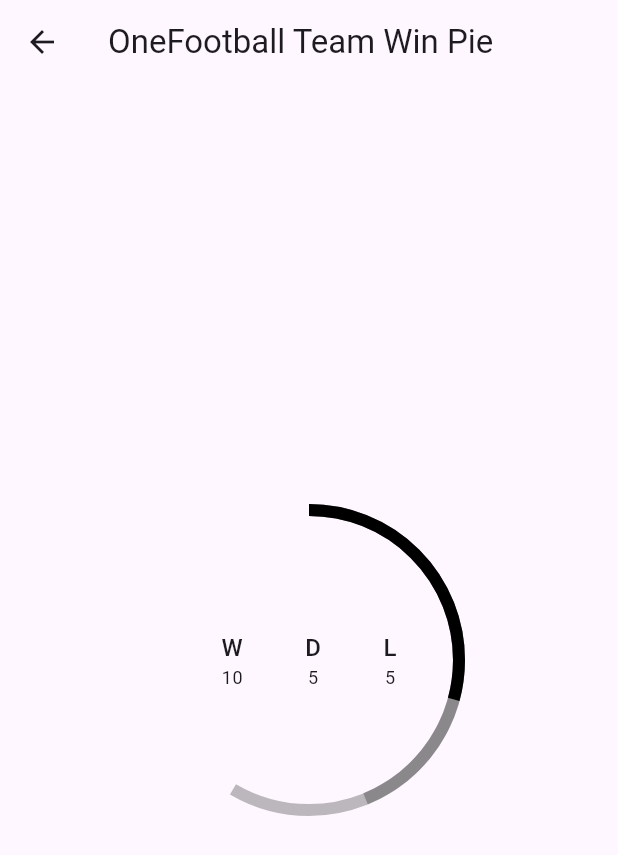
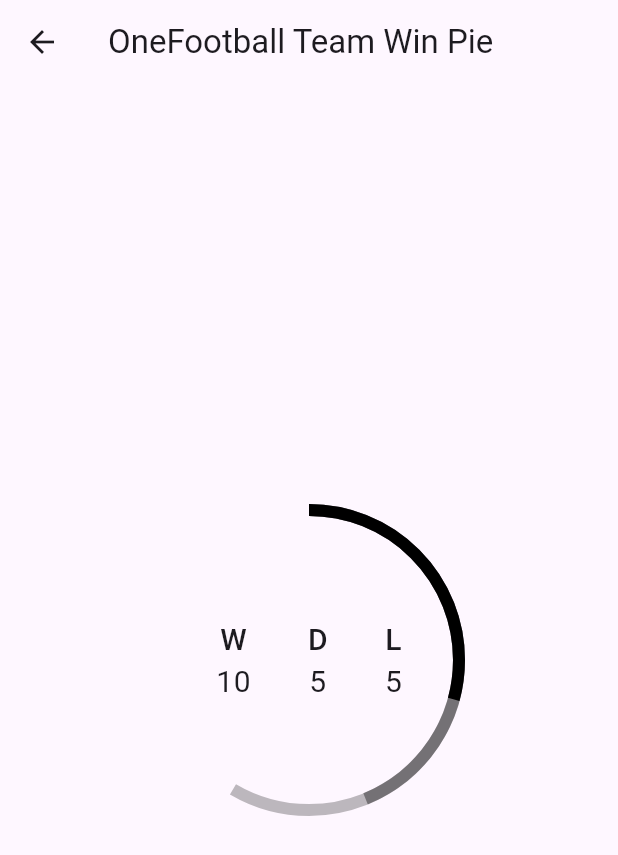
Before and after one commit to TechieBlossom/micro_animations, a Flutter app: the screen it shows after launch, after a tap on "OneFootball Team Win Pie", on a phone screen of 412 x 824 dp. Shown: the top 855 px of the screen. Run offline on Flutter 3.47's test engine with Material 2 defaults, Android fonts, the phone set to English and light mode, and no system bars.

Commit message:
Customise chart with parameters

```diff
--- a/lib/one_football/home_screen.dart
+++ b/lib/one_football/home_screen.dart
@@ -21,9 +21,12 @@ class HomeScreen extends StatelessWidget {
                   builder: (_) => const ShowcaseScreen(
                     title: 'OneFootball Team Win Pie',
                     child: NPieChart(
+                      radius: 100,
                       win: 10,
                       draw: 5,
                       loss: 5,
+                      textSize: 20,
+                      strokeWidth: 8,
                     ),
                   ),
                 ),
--- a/lib/one_football/team_pie/n_pie_chart.dart
+++ b/lib/one_football/team_pie/n_pie_chart.dart
@@ -8,12 +8,16 @@ class NPieChart extends StatefulWidget {
     this.win = 18,
     this.draw = 3,
     this.loss = 2,
+    this.textSize = 20,
+    this.strokeWidth = 5,
   });
 
   final double radius;
   final int win;
   final int draw;
   final int loss;
+  final double textSize;
+  final double strokeWidth;
 
   @override
   State<NPieChart> createState() => _NPieChartState();
@@ -67,6 +71,7 @@ class _NPieChartState extends State<NPieChart>
               winProgress: _win.value,
               drawProgress: _draw.value,
               lossProgress: _loss.value,
+              strokeWidth: widget.strokeWidth,
             ),
             child: child,
           );
@@ -75,9 +80,21 @@ class _NPieChartState extends State<NPieChart>
           mainAxisAlignment: MainAxisAlignment.spaceEvenly,
           mainAxisSize: MainAxisSize.max,
           children: [
-            VerticalStat('W', widget.win.toString()),
-            VerticalStat('D', widget.draw.toString()),
-            VerticalStat('L', widget.loss.toString()),
+            VerticalStat(
+              'W',
+              widget.win.toString(),
+              textSize: widget.textSize,
+            ),
+            VerticalStat(
+              'D',
+              widget.draw.toString(),
+              textSize: widget.textSize,
+            ),
+            VerticalStat(
+              'L',
+              widget.loss.toString(),
+              textSize: widget.textSize,
+            ),
           ],
         ),
       ),
@@ -86,18 +103,28 @@ class _NPieChartState extends State<NPieChart>
 }
 
 class VerticalStat extends StatelessWidget {
-  const VerticalStat(this.label, this.value, {super.key});
+  const VerticalStat(
+    this.label,
+    this.value, {
+    super.key,
+    required this.textSize,
+  });
 
   final String label;
   final String value;
+  final double textSize;
 
   @override
   Widget build(BuildContext context) {
+    final labelStyle =
+        Theme.of(context).textTheme.titleMedium?.copyWith(fontSize: textSize);
+    final valueStyle =
+        Theme.of(context).textTheme.bodySmall?.copyWith(fontSize: textSize);
     return Column(
       mainAxisSize: MainAxisSize.min,
       children: [
-        Text(label, style: Theme.of(context).textTheme.titleMedium),
-        Text(value, style: Theme.of(context).textTheme.bodySmall),
+        Text(label, style: labelStyle),
+        Text(value, style: valueStyle),
       ],
     );
   }
@@ -107,11 +134,13 @@ class _ProgressPainter extends CustomPainter {
   double winProgress;
   double drawProgress;
   double lossProgress;
+  double strokeWidth;
 
   _ProgressPainter({
     required this.winProgress,
     required this.drawProgress,
     required this.lossProgress,
+    required this.strokeWidth,
   });
 
   @override
@@ -122,19 +151,19 @@ class _ProgressPainter extends CustomPainter {
       ..color = Colors.black
       ..strokeCap = StrokeCap.butt
       ..style = PaintingStyle.stroke
-      ..strokeWidth = 8.0;
+      ..strokeWidth = strokeWidth;
 
     Paint drawPaint = Paint()
-      ..color = Colors.black26
+      ..color = Colors.black38
       ..strokeCap = StrokeCap.butt
       ..style = PaintingStyle.stroke
-      ..strokeWidth = 8.0;
+      ..strokeWidth = strokeWidth;
 
     Paint lossPaint = Paint()
       ..color = Colors.black26
       ..strokeCap = StrokeCap.butt
       ..style = PaintingStyle.stroke
-      ..strokeWidth = 8.0;
+      ..strokeWidth = strokeWidth;
 
     canvas.drawArc(
       Rect.fromCircle(center: center, radius: size.width / 2),
```
